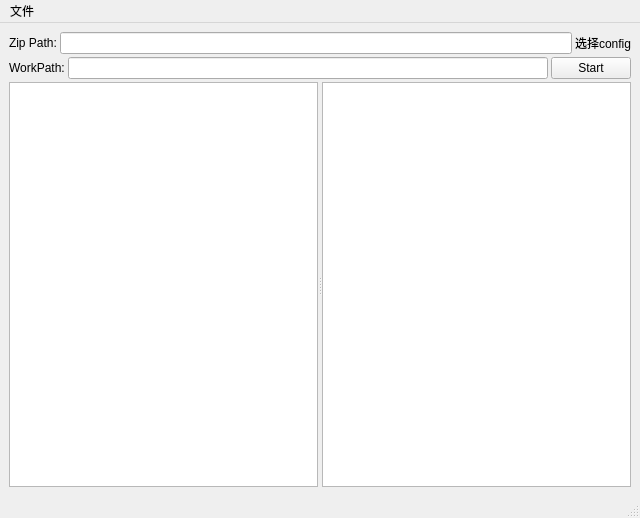
This is verify_zip_file/mainwindow.ui in wylyeak/verify_zip_file as Qt 5 draws it before an edit. The edited form follows.
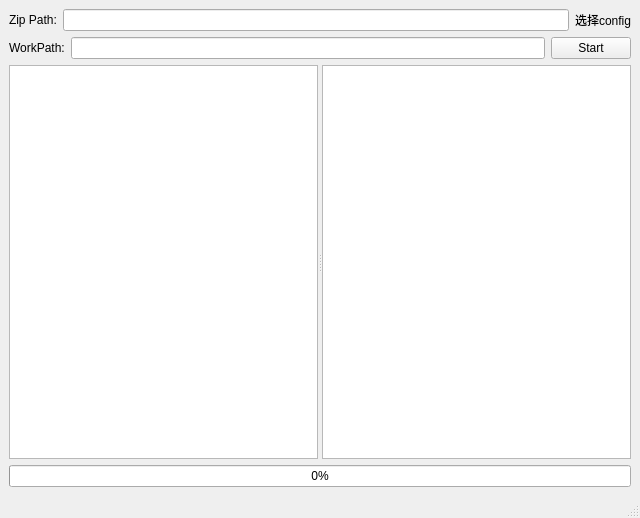
This is the edited form. Custom widgets are drawn as their Qt base class.

Commit message: QLineEdit paste 快捷键 监听

```diff
--- a/verify_zip_file/mainwindow.ui
+++ b/verify_zip_file/mainwindow.ui
@@ -34,10 +34,7 @@
    </property>
    <layout class="QGridLayout" name="gridLayout">
     <item row="0" column="0">
-     <layout class="QVBoxLayout" name="verticalLayout" stretch="0,0,0">
-      <property name="spacing">
-       <number>3</number>
-      </property>
+     <layout class="QVBoxLayout" name="vertical_layout">
       <item>
        <layout class="QHBoxLayout" name="horizontal_layout">
         <item>
@@ -126,11 +123,22 @@
         </widget>
        </widget>
       </item>
+      <item>
+       <widget class="QProgressBar" name="progress_bar">
+        <property name="value">
+         <number>0</number>
+        </property>
+        <property name="textVisible">
+         <bool>true</bool>
+        </property>
+       </widget>
+      </item>
      </layout>
     </item>
    </layout>
   </widget>
-  <widget class="QMenuBar" name="menu_bar">
+  <widget class="QStatusBar" name="status_bar"/>
+  <widget class="QMenuBar" name="menuBar">
    <property name="geometry">
     <rect>
      <x>0</x>
@@ -139,15 +147,6 @@
      <height>23</height>
     </rect>
    </property>
-   <widget class="QMenu" name="menu">
-    <property name="title">
-     <string>文件</string>
-    </property>
-    <addaction name="paste_action"/>
-    <addaction name="separator"/>
-    <addaction name="quit_action"/>
-   </widget>
-   <addaction name="menu"/>
   </widget>
   <widget class="QStatusBar" name="status_bar"/>
   <action name="paste_action">
@@ -173,6 +172,13 @@
    </property>
   </action>
  </widget>
+ <customwidgets>
+  <customwidget>
+   <class>MyQLineEdit</class>
+   <extends>QLineEdit</extends>
+   <header location="global">myqlineedit</header>
+  </customwidget>
+ </customwidgets>
  <resources/>
  <connections>
   <connection>
```
Left out of the diff: 64 changed lines with no effect on the pictures. The commit also changes 3 other files.
